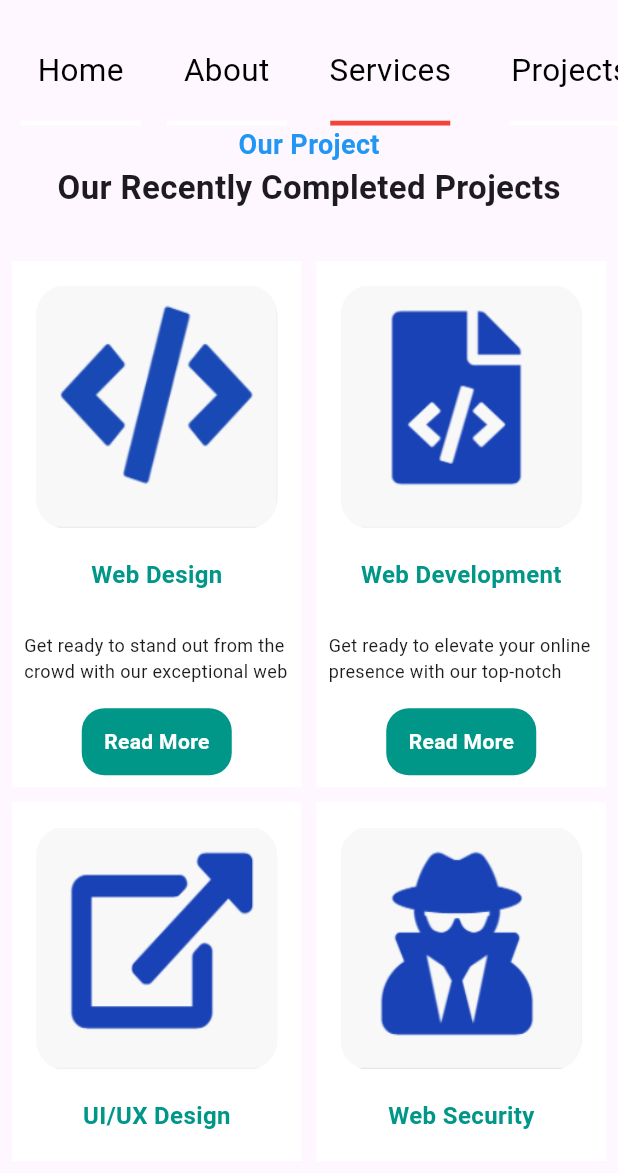
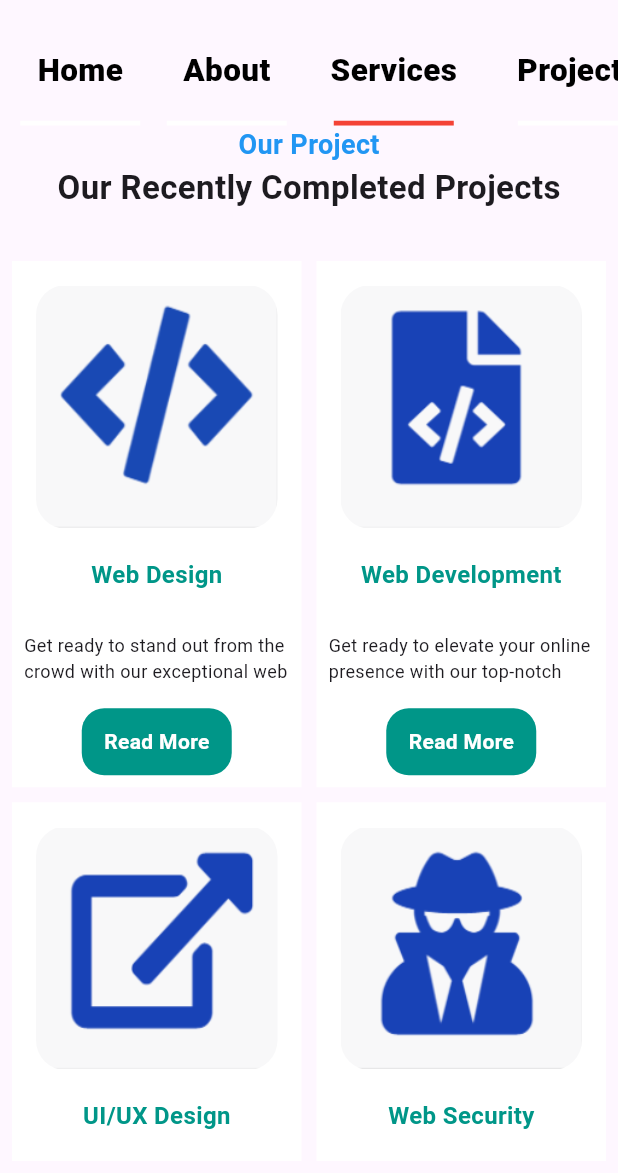
Before and after one commit to mrinal3012/skylandweb, a Flutter app: the screen it shows after launch, after a tap on "About", after a tap on "Services", on a phone screen of 412 x 824 dp, the part 63-1236 px from its top. Run offline on Flutter 3.47's test engine with Material 2 defaults, Android fonts, the light colour scheme and no system bars.

Commit message:
add data

```diff
--- a/lib/screen/home_page.dart
+++ b/lib/screen/home_page.dart
@@ -1,4 +1,5 @@
 import 'package:flutter/material.dart';
+import 'package:skylandweb/model/model_page.dart';
 
 class HomePage extends StatefulWidget {
   const HomePage({super.key});
@@ -11,8 +12,27 @@ class _HomePageState extends State<HomePage> {
   @override
   Widget build(BuildContext context) {
     return Scaffold(
-      body: Container(height: double.infinity,width: double.infinity,color: Colors.white,)
-      ,
+      body: Container(height: double.infinity,width: double.infinity,
+        child:ListView.builder(
+          itemCount: homeList.length,
+          scrollDirection: Axis.horizontal,
+          itemBuilder: (context, index) =>
+          Padding(
+            padding: const EdgeInsets.symmetric(horizontal: 5,vertical: 5),
+            child: Container(width: 350,height: double.infinity,decoration: BoxDecoration(borderRadius: BorderRadius.circular(15), color: Colors.red, image: DecorationImage(fit: BoxFit.cover, image: AssetImage("${homeList[index].image}"))),
+            child: Padding(
+              padding: const EdgeInsets.all(8.0),
+              child: Column(children: [
+                Expanded(flex: 10, child: Container()),
+                Expanded(flex: 1, child: Text("${homeList[index].name}",style: TextStyle(fontSize: 18,color: Colors.cyanAccent,fontWeight: FontWeight.w800),)),
+                Expanded(flex: 4, child: Center(child: Text("${homeList[index].details}",style: TextStyle(fontSize: 35,color:Color(0xff1B192F),fontWeight: FontWeight.w800),))),
+                SizedBox(height: 10,),
+                Expanded(flex: 6, child: Text("${homeList[index].totaldetails}",style: TextStyle(fontSize: 20,color: Color(0xff1B192F),fontWeight: FontWeight.w800),)),
+
+              ]),
+            ),),
+          ),)
+        ,),
     );
   }
 }
--- a/lib/screen/screen_page.dart
+++ b/lib/screen/screen_page.dart
@@ -3,6 +3,7 @@ import 'package:skylandweb/model/model_page.dart';
 import 'package:skylandweb/screen/about_page.dart';
 import 'package:skylandweb/screen/home_page.dart';
 import 'package:skylandweb/screen/our_services_page.dart';
+import 'package:skylandweb/screen/out_team_page.dart';
 import 'package:skylandweb/screen/project_page.dart';
 
 class ScreenPage extends StatefulWidget {
@@ -39,10 +40,9 @@ class _ScreenPageState extends State<ScreenPage> {
                           onTap: () {
                             value = headerModelList[index].id;
                             setState(() {
-
                             });
                           },
-                          child: Container(height: double.infinity, child: Center(child: Text("${headerModelList[index].title}",style: TextStyle(color: Colors.black,fontSize: 21),)),)),
+                          child: Container(height: double.infinity, child: Center(child: Text("${headerModelList[index].title}",style: TextStyle(color: Colors.black,fontSize: 21,fontWeight: FontWeight.w900),)),)),
                     ),),
                     Expanded(flex: 1, child: Center(child: Container(height: double.infinity,width: 80, color: headerModelList[index].id==value?Colors.red:Colors.white)))
                   ],),
@@ -52,7 +52,7 @@ class _ScreenPageState extends State<ScreenPage> {
             ),
             )),
             Expanded(flex: 10, child: Container(height: double.infinity,width: double.infinity,
-              child:value==2?AboutPage(): value==3?OurServicesPage():value==4?ProjectPage():HomePage(),
+              child:value==2?AboutPage(): value==3?OurServicesPage():value==4?ProjectPage():value==6?OurTeamPage():HomePage(),
             )),
           ],),
         ),
```
Also changed, not shown: lib/model/model_page.dart (+23 -0 lines), lib/screen/out_team_page.dart (added, +35 -0 lines), images/eliel.png (added), images/evelyen.png (added), images/islam.png (added), images/tanver.png (added), images/team1.png (added), images/team3.jpg (added), images/team4.jpg (added), images/team5.png (added).
